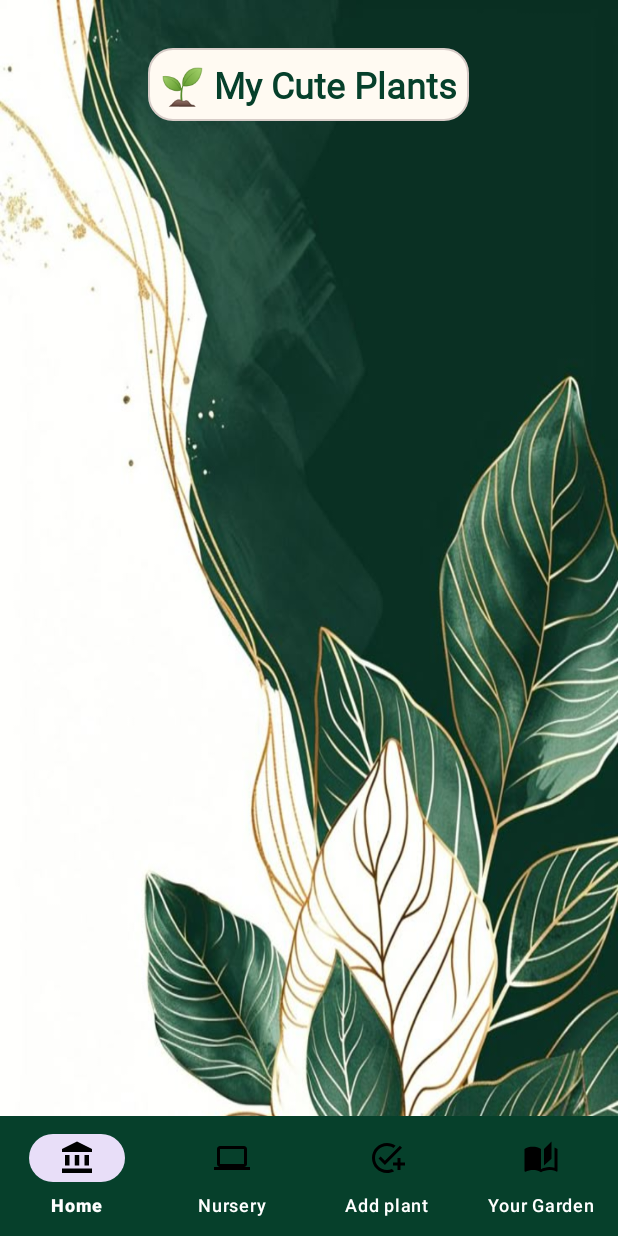
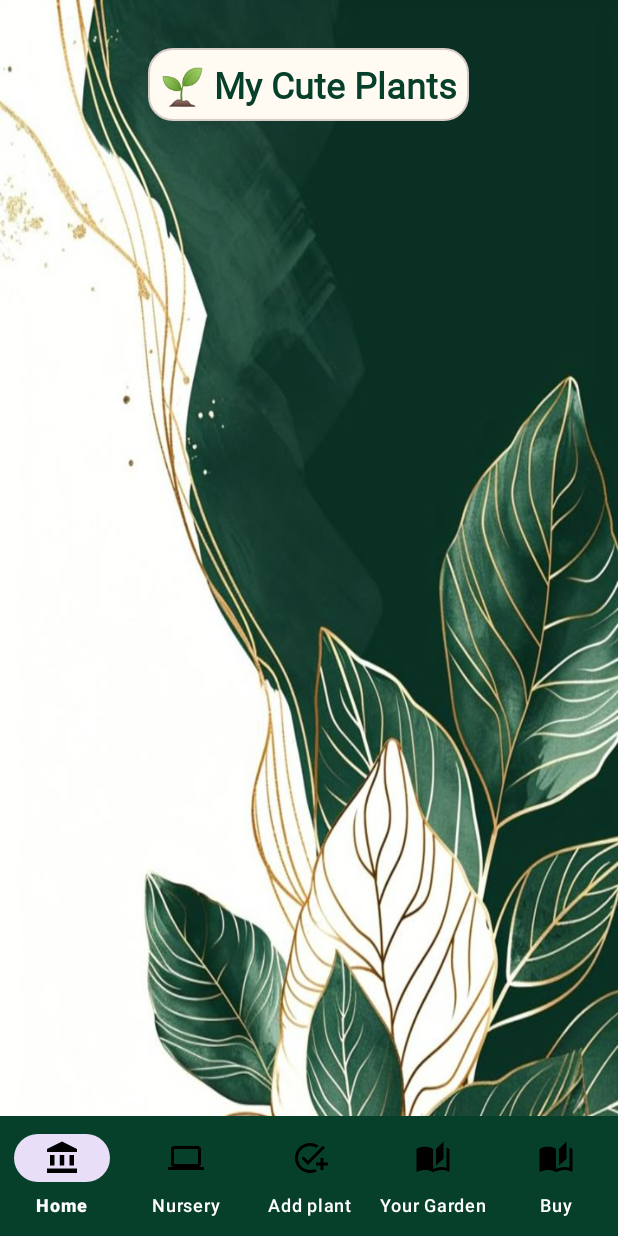
Before and after one commit to tush-gt/Plantwise, an Android app: the screen it shows after launch once a user with an empty profile is signed in (MyPlantsActivity), item 4 of the bottom bar chosen, on a phone screen of 412 x 824 dp. Run offline under Robolectric (Android 15) with nearby library versions, the phone set to English and light mode, and no system bars; our stand-ins replace Firebase (no records; nobody signed in at launch, a user with empty details on screens opened directly); Roboto replaces fonts that are not available here.

Commit message:
BUy plant

```diff
--- a/app/build.gradle.kts
+++ b/app/build.gradle.kts
@@ -83,6 +83,10 @@ dependencies {
     implementation ("com.google.firebase:firebase-messaging:23.4.1")
     implementation ("org.osmdroid:osmdroid-android:6.1.10")
     implementation("com.google.firebase:firebase-storage-ktx:20.3.0")
+    implementation ("com.cloudinary:cloudinary-android:2.3.1")
+    // Replace with:
+    implementation ("androidx.core:core-ktx:1.8.0")
+
 
 
 
--- a/app/src/main/java/com/example/plantwise/HomeActivity.kt
+++ b/app/src/main/java/com/example/plantwise/HomeActivity.kt
@@ -98,12 +98,12 @@ class HomeActivity : AppCompatActivity() {
                     startActivity(intent)
                     true
                 }
-//                R.id.buy_plant-> {
-//                    // Navigate to ReminderActivity when "My Garden" is tapped
-//                    val intent = Intent(this, BuyTreeActivity::class.java)
-//                    startActivity(intent)
-//                    true
-//                }
+                R.id.buy_plant-> {
+                    // Navigate to ReminderActivity when "My Garden" is tapped
+                    val intent = Intent(this, BuyTreeActivity::class.java)
+                    startActivity(intent)
+                    true
+                }
 
                 else -> false
             }
--- a/app/src/main/res/menu/bottom_nav_menu.xml
+++ b/app/src/main/res/menu/bottom_nav_menu.xml
@@ -18,5 +18,8 @@
         android:id="@+id/nav_garden1"
         android:icon="@drawable/baseline_auto_stories_24"
         android:title="Your Garden" />
-
+    <item
+        android:id="@+id/buy_plant"
+        android:icon="@drawable/baseline_auto_stories_24"
+        android:title="Buy" />
 </menu>
```
Also changed, not shown: app/src/main/java/com/example/plantwise/BuyTreeActivity.kt (+31 -13 lines).
